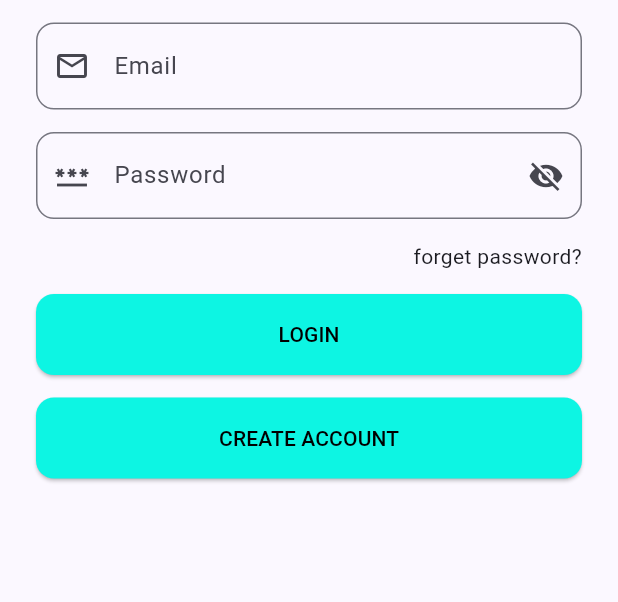
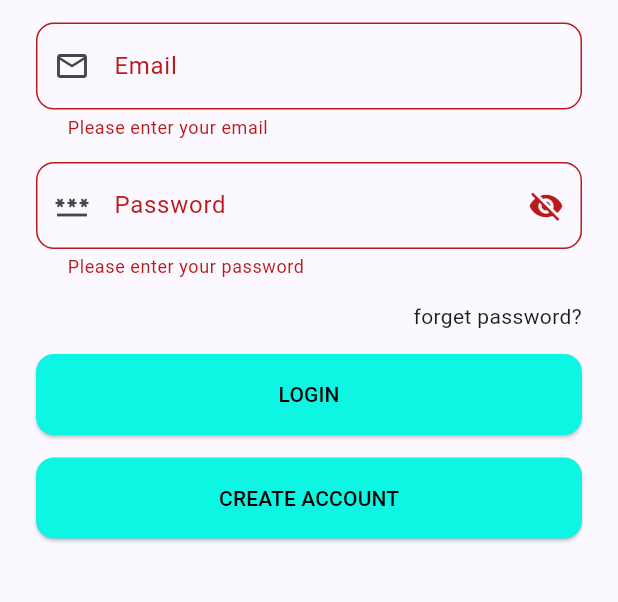
Before and after one commit to YousefDewidar/material_chat_app, a Flutter app: the screen it shows after launch, after a tap on "LOGIN", on a phone screen of 412 x 824 dp, the part 534-1136 px from its top. Run offline on Flutter 3.47's test engine with Material 3 defaults, Android fonts, the phone set to English and light mode, and no system bars; our stand-ins replace flutter_svg.

Commit message:
validate login form

```diff
--- a/lib/views/login_view.dart
+++ b/lib/views/login_view.dart
@@ -1,8 +1,7 @@
 import 'package:flutter/material.dart';
 import 'package:flutter_svg/svg.dart';
 import 'package:material_chat_app/constant.dart';
-import 'package:material_chat_app/widgets/custom_button.dart';
-import 'package:material_chat_app/widgets/custom_text_field.dart';
+import 'package:material_chat_app/widgets/login_form.dart';
 
 class LoginView extends StatelessWidget {
   const LoginView({super.key});
@@ -11,7 +10,8 @@ class LoginView extends StatelessWidget {
   Widget build(BuildContext context) {
     return Scaffold(
       appBar: AppBar(),
-      body: Padding(
+      body: SingleChildScrollView(
+        child: Padding(
           padding: const EdgeInsets.all(24.0),
           child: Column(
             crossAxisAlignment: CrossAxisAlignment.start,
@@ -41,50 +41,9 @@ class LoginView extends StatelessWidget {
                 height: 15,
               ),
 
-            const CustomTextField(
-              label: 'Email',
-              icon: Icons.email_outlined,
+              const CustomForm(),
+            ],
           ),
-
-            const SizedBox(
-              height: 15,
-            ),
-
-            const CustomTextField(
-              label: 'Password',
-              icon: Icons.password,
-            ),
-
-            const SizedBox(
-              height: 15,
-            ),
-
-            // forget pass
-            SizedBox(
-              width: double.infinity,
-              child: Text(
-                textAlign: TextAlign.end,
-                'forget password?',
-                style: Theme.of(context).textTheme.bodyMedium,
-              ),
-            ),
-
-            const SizedBox(
-              height: 15,
-            ),
-
-            const CustomButton(
-              text: 'login',
-            ),
-
-            const SizedBox(
-              height: 15,
-            ),
-
-            const CustomButton(
-              text: 'Create Account',
-            ),
-          ],
         ),
       ),
     );
--- a/lib/widgets/custom_button.dart
+++ b/lib/widgets/custom_button.dart
@@ -3,7 +3,8 @@ import 'package:material_chat_app/constant.dart';
 
 class CustomButton extends StatelessWidget {
   final String text;
-  const CustomButton({super.key, required this.text});
+  final void Function() onPressed;
+  const CustomButton({super.key, required this.text, required this.onPressed,});
 
   @override
   Widget build(BuildContext context) {
@@ -14,7 +15,7 @@ class CustomButton extends StatelessWidget {
           shape: const MaterialStatePropertyAll(RoundedRectangleBorder(
               borderRadius: BorderRadius.all(Radius.circular(12)))),
           padding: const MaterialStatePropertyAll(EdgeInsets.all(17))),
-      onPressed: () {},
+      onPressed: onPressed,
       child: Center(
         child: Text(text.toUpperCase()),
       ),
--- a/lib/widgets/custom_text_field.dart
+++ b/lib/widgets/custom_text_field.dart
@@ -20,6 +20,15 @@ class _CustomTextFieldState extends State<CustomTextField> {
   @override
   Widget build(BuildContext context) {
     return TextFormField(
+      validator: (value) {
+        if (value!.isEmpty && widget.label == 'Email') {
+          return 'Please enter your email';
+        } else if (value.isEmpty && widget.label == 'Password') {
+          return 'Please enter your password';
+        } else {
+          return null;
+        }
+      },
       obscureText: widget.label == "Email" ? false : !isVisable,
       decoration: InputDecoration(
           prefixIcon: Icon(widget.icon),
--- /dev/null
+++ b/lib/widgets/login_form.dart
@@ -0,0 +1,78 @@
+import 'package:flutter/material.dart';
+import 'package:material_chat_app/widgets/custom_button.dart';
+import 'package:material_chat_app/widgets/custom_text_field.dart';
+
+class CustomForm extends StatefulWidget {
+  const CustomForm({super.key});
+
+  @override
+  State<CustomForm> createState() => _CustomFormState();
+}
+
+class _CustomFormState extends State<CustomForm> {
+  final GlobalKey<FormState> formKey = GlobalKey();
+  AutovalidateMode autovalidateMode = AutovalidateMode.disabled;
+
+  @override
+  Widget build(BuildContext context) {
+    return Form(
+        key: formKey,
+        autovalidateMode: autovalidateMode,
+
+        child: Column(
+          children: [
+            const CustomTextField(
+              label: 'Email',
+              icon: Icons.email_outlined,
+            ),
+
+            const SizedBox(
+              height: 15,
+            ),
+
+            const CustomTextField(
+              label: 'Password',
+              icon: Icons.password,
+            ),
+
+            const SizedBox(
+              height: 15,
+            ),
+
+            // forget pass
+            SizedBox(
+              width: double.infinity,
+              child: Text(
+                textAlign: TextAlign.end,
+                'forget password?',
+                style: Theme.of(context).textTheme.bodyMedium,
+              ),
+            ),
+
+            const SizedBox(
+              height: 15,
+            ),
+
+            CustomButton(
+              onPressed: () {
+                if (formKey.currentState!.validate()) {
+                } else {
+                  autovalidateMode = AutovalidateMode.always;
+                  setState(() {});
+                }
+              },
+              text: 'login',
+            ),
+
+            const SizedBox(
+              height: 15,
+            ),
+
+            CustomButton(
+              text: 'Create Account',
+              onPressed: () {},
+            ),
+          ],
+        ));
+  }
+}
```
Lines whose indentation alone changed are shown as unchanged.
